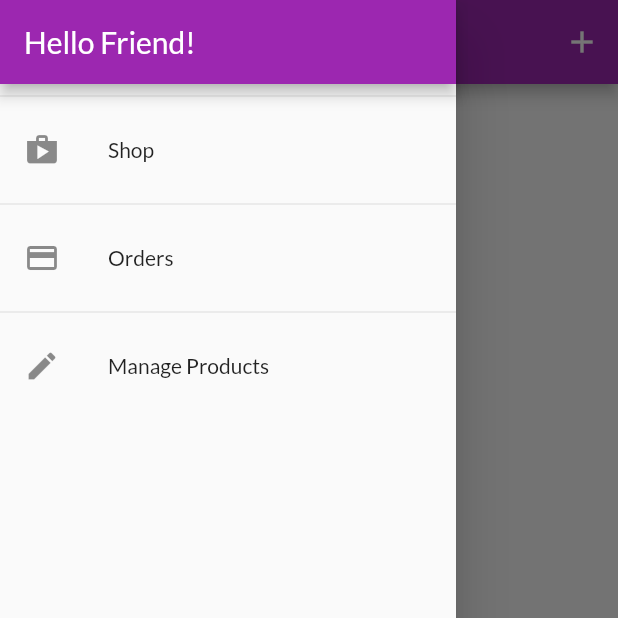
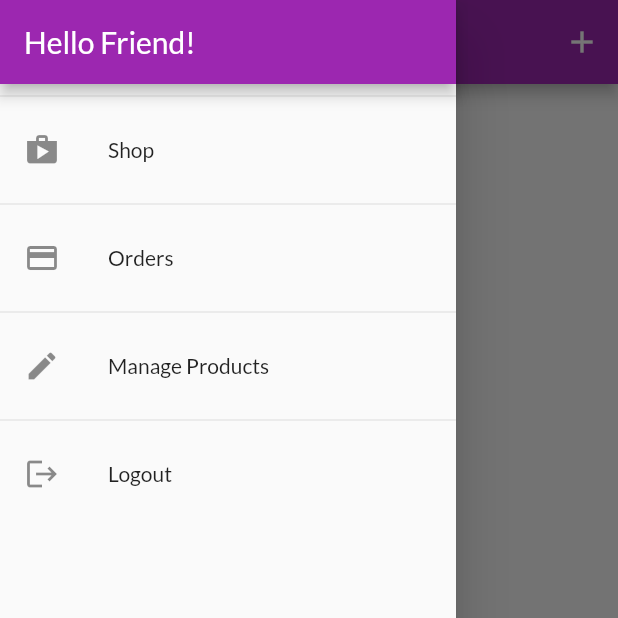
Before and after one commit to gabbernardo/shopix, a Flutter app: the UserProductScreen screen opened by its route, with the side drawer open, on a phone screen of 412 x 824 dp, the top half of it. Run offline on Flutter 3.47's test engine with Material 2 defaults, Android fonts, the phone set to English and light mode, and no system bars; missing offline and left inert: dart:ffi; project files that could hold a hidden picture were left out.

Commit message:
feat: implementation of logout for user

```diff
--- a/lib/main.dart
+++ b/lib/main.dart
@@ -36,9 +36,9 @@ class MyApp extends StatelessWidget {
           create: (ctx) => CartProvider(),
         ),
         ChangeNotifierProxyProvider<AuthProvider, OrderProvider>(
-          create: (ctx) => OrderProvider('', []),
+          create: (ctx) => OrderProvider('', '', []),
           update: (ctx, auth, previousOrder) => OrderProvider(
-              auth.token!, previousOrder == null ? [] : previousOrder.orders),
+              auth.token!, auth.userId!,previousOrder == null ? [] : previousOrder.orders),
         ),
       ],
       child: Consumer<AuthProvider>(
--- a/lib/provider/order_provider.dart
+++ b/lib/provider/order_provider.dart
@@ -9,8 +9,9 @@ class OrderProvider with ChangeNotifier {
   List<OrderItem> _orders = [];
 
   final String authToken;
+  final String userId;
 
-  OrderProvider(this.authToken, this._orders);
+  OrderProvider(this.authToken, this.userId,this._orders);
 
   List<OrderItem> get orders {
     return [..._orders];
@@ -18,7 +19,7 @@ class OrderProvider with ChangeNotifier {
 
   Future<void> fetchOrder() async {
     final url = Uri.parse(
-        'https://shopix-8d8fd-default-rtdb.asia-southeast1.firebasedatabase.app/orders.json?auth=$authToken');
+        'https://shopix-8d8fd-default-rtdb.asia-southeast1.firebasedatabase.app/orders/$userId.json?auth=$authToken');
     try {
       final response = await http.get(url);
       final List<OrderItem> loadedOrders = [];
@@ -57,7 +58,7 @@ class OrderProvider with ChangeNotifier {
   Future<void> addOrder(List<CartItem> cartProducts, double total) async {
     final timeStamp = DateTime.now();
     final url = Uri.parse(
-        'https://shopix-8d8fd-default-rtdb.asia-southeast1.firebasedatabase.app/orders.json?auth=$authToken');
+        'https://shopix-8d8fd-default-rtdb.asia-southeast1.firebasedatabase.app/orders/$userId.json?auth=$authToken');
     try {
       final response = await http.post(
         url,
--- a/lib/screens/user_product_screen.dart
+++ b/lib/screens/user_product_screen.dart
@@ -19,7 +19,6 @@ class UserProductScreen extends StatelessWidget {
   @override
   Widget build(BuildContext context) {
     // final listOfProducts = Provider.of<ProductsProvider>(context);
-    print('rebuilding.....');
     return Scaffold(
         appBar: AppBar(
           title: const Text('Your Products'),
--- a/lib/widgets/app_drawer_widget.dart
+++ b/lib/widgets/app_drawer_widget.dart
@@ -1,4 +1,6 @@
 import 'package:flutter/material.dart';
+import 'package:provider/provider.dart';
+import 'package:shop_app/provider/auth_provider.dart';
 
 import '../screens/order_screen.dart';
 import '../screens/user_product_screen.dart';
@@ -39,6 +41,15 @@ class AppDrawer extends StatelessWidget {
               Navigator.of(context).pushReplacementNamed(UserProductScreen.routeName);
             },
           ),
+          const Divider(),
+          ListTile(
+            leading: const Icon(Icons.logout),
+            title: const Text('Logout'),
+            onTap: () {
+              Navigator.of(context).pop();
+              Provider.of<AuthProvider>(context, listen: false).logout();
+            },
+          ),
         ],
       ),
     );
```
Also changed, not shown: lib/provider/auth_provider.dart (+7 -0 lines).
